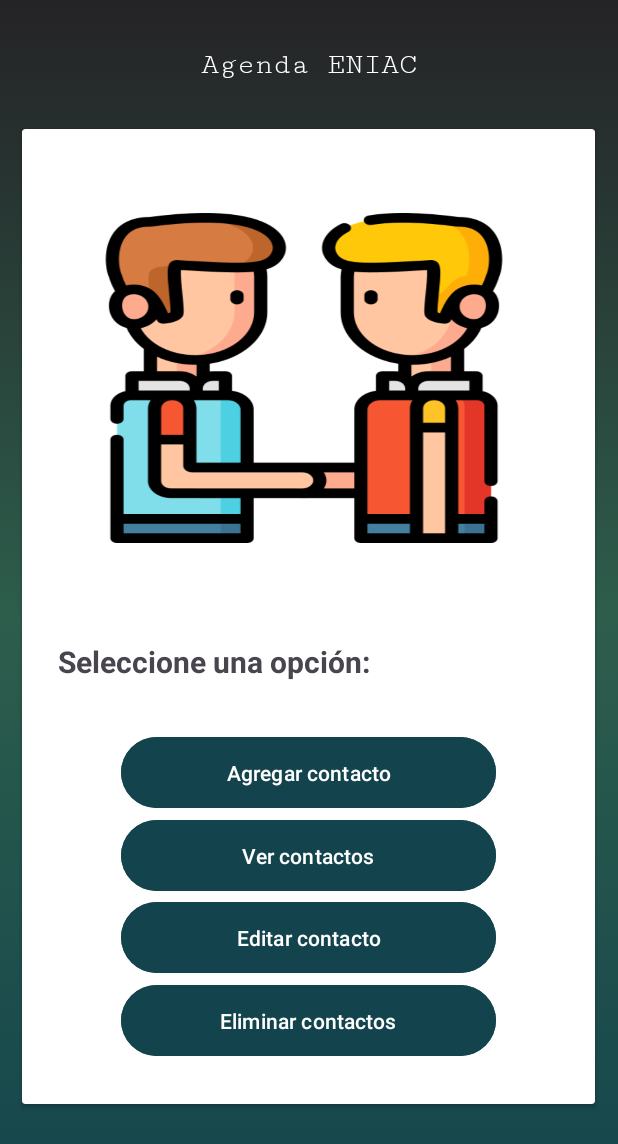
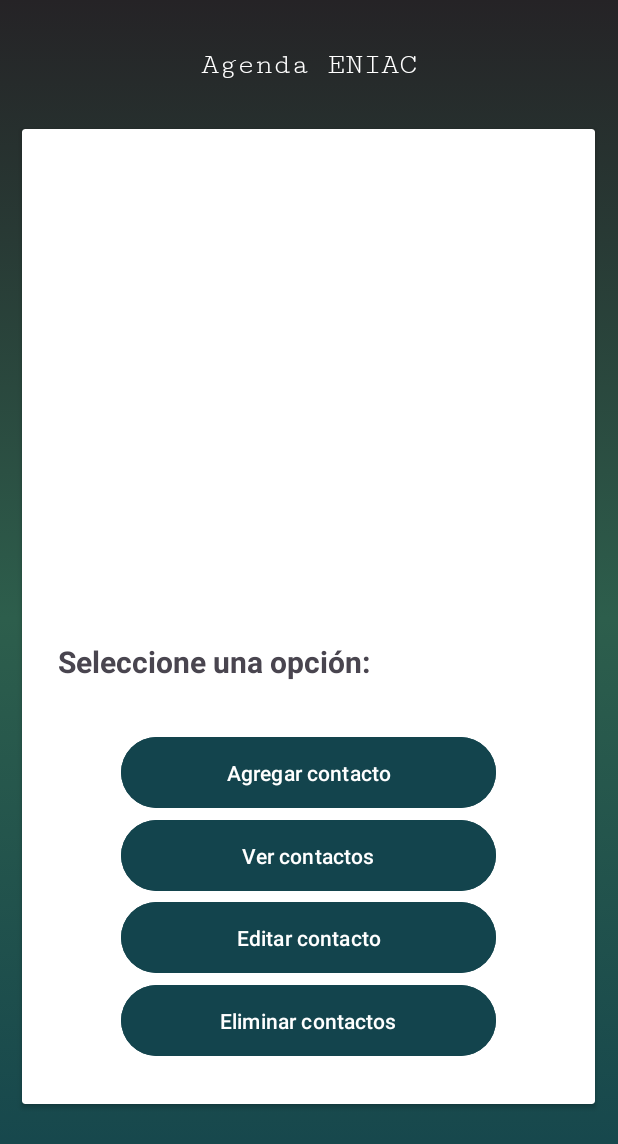
Before and after one commit to YercoCodeGreen/ProyectoAgendaContactosEniac, an Android app: the MenuAct screen opened directly, with no data from a screen before it, on a phone screen of 412 x 824 dp. Shown: the top 1144 px of the screen. Run offline under Robolectric (Android 15) with nearby library versions, the phone set to English and light mode, and no system bars.

```diff
--- a/app/src/main/java/com/example/proyectoagendacontactoseniac/MenuAct.java
+++ b/app/src/main/java/com/example/proyectoagendacontactoseniac/MenuAct.java
@@ -1,38 +1,26 @@
 package com.example.proyectoagendacontactoseniac;
 
+import android.content.Intent;
 import android.os.Bundle;
-import android.widget.ImageView;
-import android.widget.ViewFlipper;
-
-
+import android.view.View;
+import android.widget.Button;
 import androidx.appcompat.app.AppCompatActivity;
 
-
 public class MenuAct extends AppCompatActivity {
-
-    private ViewFlipper vf;
-    private int[] image = {R.drawable.a, R.drawable.b, R.drawable.c};
-
-    public void flip_image(int i){
-        ImageView view = new ImageView(this);
-        view.setBackgroundResource(i);
-        vf.addView(view);
-        vf.setFlipInterval(2800);
-        vf.setAutoStart(true);
-        vf.setInAnimation(this, android.R.anim.slide_in_left);
-        vf.setOutAnimation(this, android.R.anim.slide_out_right);
-    }
 
     @Override
     protected void onCreate(Bundle savedInstanceState) {
         super.onCreate(savedInstanceState);
         setContentView(R.layout.activity_menu);
 
-        vf = (ViewFlipper) findViewById(R.id.slider);
-
-        for(int i=0; i<image.length;i++){
-            flip_image(image[i]);
-        }
-
+        Button btnAgregarContacto = findViewById(R.id.btn_agregarcontacto);
+        btnAgregarContacto.setOnClickListener(new View.OnClickListener() {
+            @Override
+            public void onClick(View v) {
+                // Crear un Intent para ir a AgregarAct
+                Intent intent = new Intent(MenuAct.this, AgregarAct.class);
+                startActivity(intent);
+            }
+        });
     }
 }
--- a/app/src/main/res/layout/activity_menu.xml
+++ b/app/src/main/res/layout/activity_menu.xml
@@ -32,7 +32,7 @@
             android:layout_height="648dp">
 
             <Button
-                android:id="@+id/btn_agregar"
+                android:id="@+id/btn_eliminarcontacto"
                 android:layout_width="250dp"
                 android:layout_height="55dp"
                 android:backgroundTint="#13444D"
@@ -44,7 +44,7 @@
                 app:layout_constraintVertical_bias="0.956" />
 
             <Button
-                android:id="@+id/button4"
+                android:id="@+id/btn_vercontactos"
                 android:layout_width="250dp"
                 android:layout_height="55dp"
                 android:backgroundTint="#13444D"
@@ -56,7 +56,7 @@
                 app:layout_constraintVertical_bias="0.77" />
 
             <Button
-                android:id="@+id/button3"
+                android:id="@+id/btn_editarcontacto"
 
                 android:layout_width="250dp"
                 android:layout_height="55dp"
@@ -69,7 +69,7 @@
                 app:layout_constraintVertical_bias="0.863" />
 
             <Button
-                android:id="@+id/button2"
+                android:id="@+id/btn_agregarcontacto"
                 android:layout_width="250dp"
                 android:layout_height="55dp"
                 android:backgroundTint="#13444D"
```
